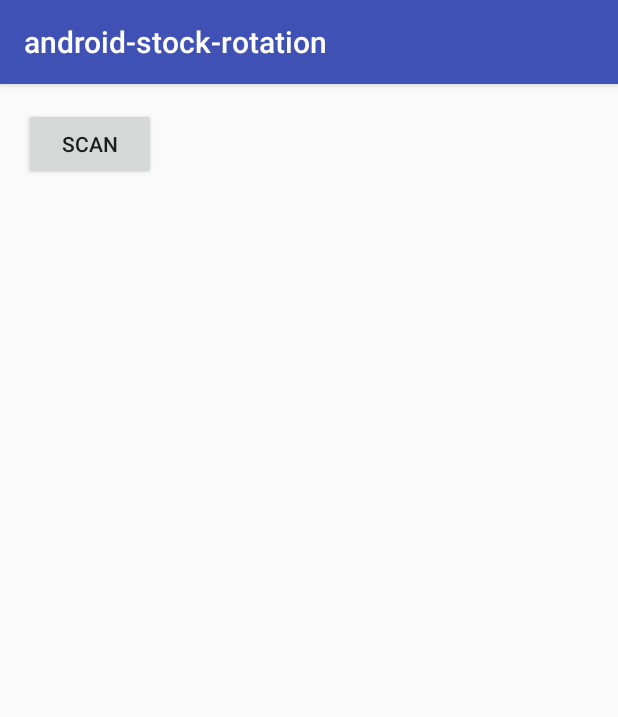
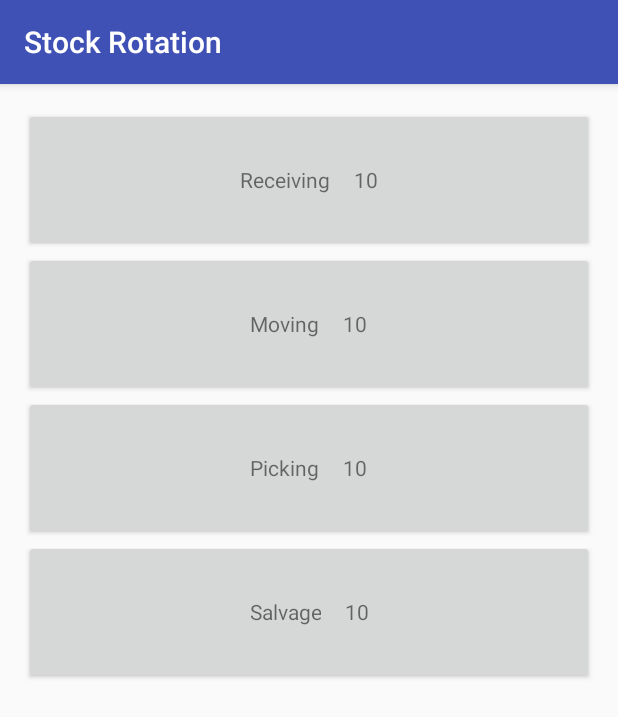
Before and after one commit to throwrocks/android-stock-rotation, an Android app: the screen it shows after launch (MainActivity), on a phone screen of 412 x 824 dp. Shown: the top 717 px of the screen. Run offline under Robolectric (Android 15) with nearby library versions, the phone set to English and light mode, and no system bars.

Commit message:
feat: Added the RotationActivity and the ScanActivity.

```diff
--- a/app/src/main/java/rocks/athrow/android_stock_rotation/activity/MainActivity.java
+++ b/app/src/main/java/rocks/athrow/android_stock_rotation/activity/MainActivity.java
@@ -4,29 +4,61 @@ import android.content.Intent;
 import android.support.v7.app.AppCompatActivity;
 import android.os.Bundle;
 import android.view.View;
+import android.widget.LinearLayout;
 
 import rocks.athrow.android_stock_rotation.R;
-import rocks.athrow.android_stock_rotation.zxing.IntentIntegrator;
-import rocks.athrow.android_stock_rotation.zxing.IntentResult;
 
 public class MainActivity extends AppCompatActivity {
+    public static final String MODULE_TYPE = "type";
+    private static final String MODULE_RECEIVING = "receiving";
+    private static final String MODULE_MOVING = "moving";
+    private static final String MODULE_PICKING = "picking";
+    private static final String MODULE_SALVAGE = "salvage";
 
     @Override
     protected void onCreate(Bundle savedInstanceState) {
         super.onCreate(savedInstanceState);
         setContentView(R.layout.activity_main);
+        LinearLayout moduleReceiving = (LinearLayout) findViewById(R.id.moduleReceiving);
+        LinearLayout moduleMoving = (LinearLayout) findViewById(R.id.moduleMoving);
+        LinearLayout modulePicking = (LinearLayout) findViewById(R.id.modulePicking);
+        LinearLayout moduleSalvage = (LinearLayout) findViewById(R.id.moduleSalvage);
+        moduleReceiving.setOnClickListener(new View.OnClickListener() {
+            @Override
+            public void onClick(View view) {
+                startActivity(MODULE_RECEIVING);
+            }
+        });
+        moduleMoving.setOnClickListener(new View.OnClickListener() {
+            @Override
+            public void onClick(View view) {
+                startActivity(MODULE_MOVING);
+            }
+        });
+        modulePicking.setOnClickListener(new View.OnClickListener() {
+            @Override
+            public void onClick(View view) {
+                startActivity(MODULE_PICKING);
+            }
+        });
+        moduleSalvage.setOnClickListener(new View.OnClickListener() {
+            @Override
+            public void onClick(View view) {
+                startActivity(MODULE_SALVAGE);
+            }
+        });
     }
 
-    public void scan(View view){
-        IntentIntegrator integrator = new IntentIntegrator(this);
-        integrator.initiateScan();
-    }
 
-    public void onActivityResult(int requestCode, int resultCode, Intent intent) {
-        IntentResult scanResult = IntentIntegrator.parseActivityResult(requestCode, resultCode, intent);
-        if (scanResult != null) {
-            String contents = scanResult.getContents();
-        }
-
+    /**
+     * startActivity
+     *
+     * @param type the type of RotationActivity
+     *             Receiving, Moving, Picking, or Salvage
+     */
+    public void startActivity(String type) {
+        Intent intent = new Intent(this, RotationActivity.class);
+        intent.putExtra(MODULE_TYPE, type);
+        startActivity(intent);
     }
 }
--- a/app/src/main/res/layout/activity_main.xml
+++ b/app/src/main/res/layout/activity_main.xml
@@ -1,5 +1,5 @@
 <?xml version="1.0" encoding="utf-8"?>
-<RelativeLayout xmlns:android="http://schemas.android.com/apk/res/android"
+<ScrollView xmlns:android="http://schemas.android.com/apk/res/android"
     xmlns:tools="http://schemas.android.com/tools"
     android:id="@+id/activity_main"
     android:layout_width="match_parent"
@@ -10,10 +10,97 @@
     android:paddingTop="@dimen/activity_vertical_margin"
     tools:context="rocks.athrow.android_stock_rotation.activity.MainActivity">
 
-    <Button
-        android:id="@+id/scanButton"
-        android:onClick="scan"
-        android:layout_width="wrap_content"
+    <LinearLayout
+
+        android:layout_width="match_parent"
         android:layout_height="wrap_content"
-        android:text="Scan" />
-</RelativeLayout>
+        android:orientation="vertical">
+
+        <LinearLayout
+            android:id="@+id/moduleReceiving"
+            style="@style/Base.Widget.AppCompat.Button"
+            android:layout_width="match_parent"
+            android:layout_height="96dp"
+            android:orientation="horizontal">
+
+            <TextView
+                android:layout_width="wrap_content"
+                android:layout_height="match_parent"
+                android:gravity="center"
+                android:text="Receiving" />
+
+            <TextView
+                android:layout_width="wrap_content"
+                android:layout_height="match_parent"
+                android:layout_marginStart="16dp"
+                android:gravity="center"
+                android:text="10" />
+
+        </LinearLayout>
+
+        <LinearLayout
+            android:id="@+id/moduleMoving"
+            style="@style/Base.Widget.AppCompat.Button"
+            android:layout_width="match_parent"
+            android:layout_height="96dp"
+            android:orientation="horizontal">
+
+            <TextView
+                android:layout_width="wrap_content"
+                android:layout_height="match_parent"
+                android:gravity="center"
+                android:text="Moving" />
+
+            <TextView
+                android:layout_width="wrap_content"
+                android:layout_height="match_parent"
+                android:layout_marginStart="16dp"
+                android:gravity="center"
+                android:text="10" />
+        </LinearLayout>
+
+        <LinearLayout
+            android:id="@+id/modulePicking"
+            style="@style/Base.Widget.AppCompat.Button"
+            android:layout_width="match_parent"
+            android:layout_height="96dp"
+            android:orientation="horizontal">
+
+            <TextView
+                android:layout_width="wrap_content"
+                android:layout_height="match_parent"
+                android:gravity="center"
+                android:text="Picking" />
+
+            <TextView
+                android:layout_width="wrap_content"
+                android:layout_height="match_parent"
+                android:layout_marginStart="16dp"
+                android:gravity="center"
+                android:text="10" />
+        </LinearLayout>
+
+        <LinearLayout
+            android:id="@+id/moduleSalvage"
+            style="@style/Base.Widget.AppCompat.Button"
+            android:layout_width="match_parent"
+            android:layout_height="96dp"
+            android:orientation="horizontal">
+
+            <TextView
+                android:layout_width="wrap_content"
+                android:layout_height="match_parent"
+                android:gravity="center"
+                android:text="Salvage" />
+
+            <TextView
+                android:layout_width="wrap_content"
+                android:layout_height="match_parent"
+                android:layout_marginStart="16dp"
+                android:gravity="center"
+                android:text="10" />
+        </LinearLayout>
+
+    </LinearLayout>
+
+</ScrollView>
--- /dev/null
+++ b/app/src/main/res/layout/activity_scan.xml
@@ -0,0 +1,6 @@
+<?xml version="1.0" encoding="utf-8"?>
+<LinearLayout xmlns:android="http://schemas.android.com/apk/res/android"
+    android:orientation="vertical" android:layout_width="match_parent"
+    android:layout_height="match_parent">
+
+</LinearLayout>
--- a/app/src/main/res/values/strings.xml
+++ b/app/src/main/res/values/strings.xml
@@ -1,3 +1,3 @@
 <resources>
-    <string name="app_name">android-stock-rotation</string>
+    <string name="app_name">Stock Rotation</string>
 </resources>
```
Also changed, not shown: app/src/main/AndroidManifest.xml (+9 -0 lines), app/src/main/java/rocks/athrow/android_stock_rotation/activity/RotationActivity.java (added, +48 -0 lines), app/src/main/java/rocks/athrow/android_stock_rotation/activity/ScanActivity.java (added, +44 -0 lines), app/src/main/res/layout/activity_rotation.xml (added, +13 -0 lines), app/src/main/res/menu/menu_rotation.xml (added, +10 -0 lines).
